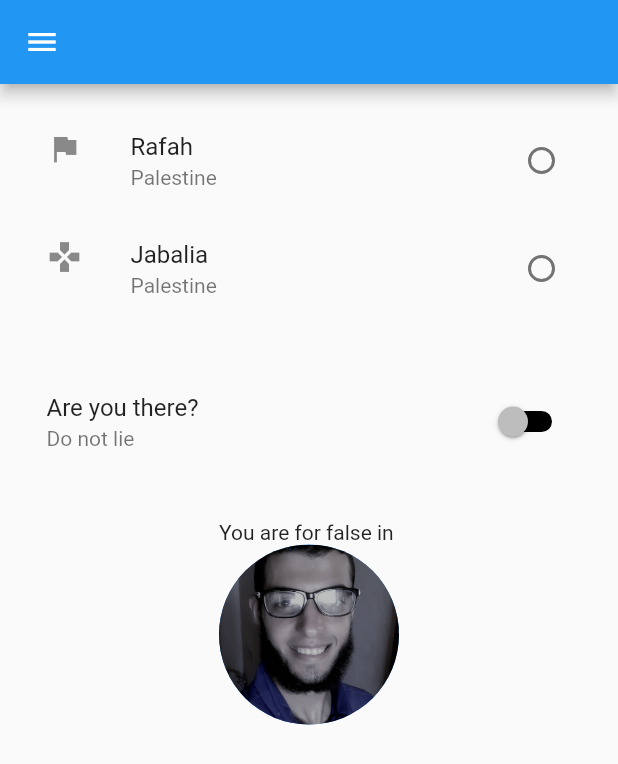
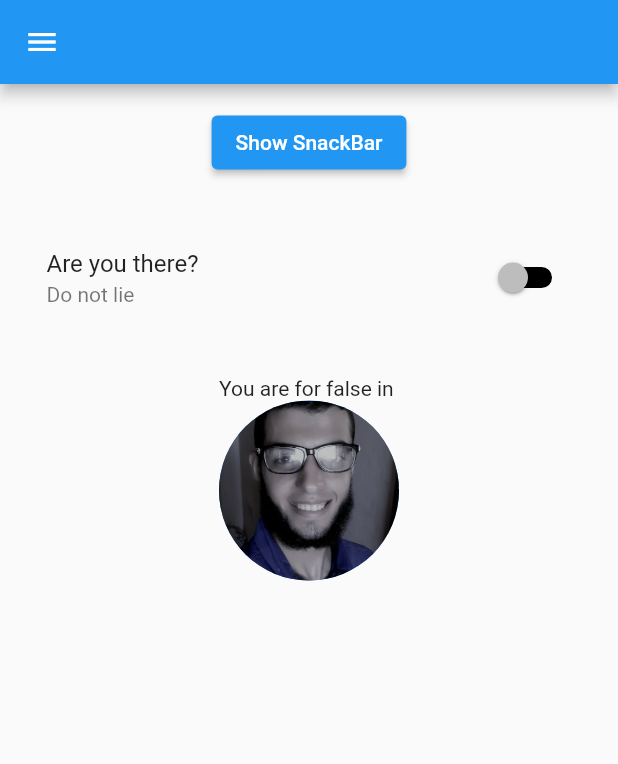
Before and after one commit to HashemAlkeshawi/flutter_youtube_course, a Flutter app: the screen it shows after launch, on a phone screen of 412 x 824 dp. Shown: the top 764 px of the screen. Run offline on Flutter 3.47's test engine with Material 2 defaults, Android fonts, the phone set to English and light mode, and no system bars; missing offline and left inert: dart:ffi.

Commit message:
snackBar

```diff
--- a/lib/First.dart
+++ b/lib/First.dart
@@ -16,6 +16,7 @@ class FirstTest extends StatefulWidget {
 // The STATE class
 
 class _FirstState extends State<FirstTest> {
+  GlobalKey<ScaffoldState> scaffoldKey = GlobalKey<ScaffoldState>();
   dynamic selectedCountry;
   int x = 0;
   // List<Map<String, dynamic>> locs = [
@@ -44,6 +45,24 @@ class _FirstState extends State<FirstTest> {
         child: Column(
           mainAxisAlignment: MainAxisAlignment.start,
           children: [
+            ElevatedButton(
+                onPressed: () {
+                  var snackbar = SnackBar(
+                    behavior: SnackBarBehavior.fixed,
+                    duration: Duration(seconds: 8),
+                    // margin: EdgeInsets.only(bottom: 40, left: 10, right: 10),
+                    content: Text("It is working"),
+                    action: SnackBarAction(
+                      label: "Close",
+                      onPressed: () {
+                        print("Closed");
+                      },
+                    ),
+                  );
+                  ScaffoldMessenger.of(context).showSnackBar(snackbar);
+                  setState(() {});
+                },
+                child: Text("Show SnackBar")),
             // RadioListTile(
             //   title: Text("Gaza"),
             //   activeColor: Colors.green[600],
@@ -83,36 +102,36 @@ class _FirstState extends State<FirstTest> {
             //     });
             //   },
             // ),
-            RadioListTile(
-              activeColor: Colors.green[600],
-              selected: country == "RFH" ? true : false,
-              controlAffinity: ListTileControlAffinity.trailing,
-              secondary: Icon(Icons.flag),
-              title: Text("Rafah"),
-              subtitle: Text("Palestine"),
-              value: "RFH",
-              groupValue: country,
-              onChanged: (String? val) {
-                setState(() {
-                  country = val!;
-                });
-              },
-            ),
-            RadioListTile(
-              activeColor: Colors.green[600],
-              selected: country == "JBA" ? true : false,
-              title: Text("Jabalia"),
-              subtitle: Text("Palestine"),
-              secondary: Icon(Icons.games),
-              controlAffinity: ListTileControlAffinity.trailing,
-              value: "JBA",
-              groupValue: country,
-              onChanged: (String? val) {
-                setState(() {
-                  country = val!;
-                });
-              },
-            ),
+            // RadioListTile(
+            //   activeColor: Colors.green[600],
+            //   selected: country == "RFH" ? true : false,
+            //   controlAffinity: ListTileControlAffinity.trailing,
+            //   secondary: Icon(Icons.flag),
+            //   title: Text("Rafah"),
+            //   subtitle: Text("Palestine"),
+            //   value: "RFH",
+            //   groupValue: country,
+            //   onChanged: (String? val) {
+            //     setState(() {
+            //       country = val!;
+            //     });
+            //   },
+            // ),
+            // RadioListTile(
+            //   activeColor: Colors.green[600],
+            //   selected: country == "JBA" ? true : false,
+            //   title: Text("Jabalia"),
+            //   subtitle: Text("Palestine"),
+            //   secondary: Icon(Icons.games),
+            //   controlAffinity: ListTileControlAffinity.trailing,
+            //   value: "JBA",
+            //   groupValue: country,
+            //   onChanged: (String? val) {
+            //     setState(() {
+            //       country = val!;
+            //     });
+            //   },
+            // ),
             SizedBox(
               height: 30,
             ),
```
